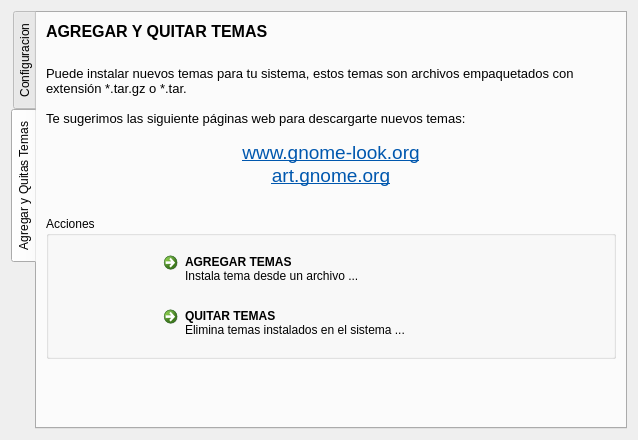
Above: gui.ui from KDE/kde-gtk-config before the change. Below: the same form after it.
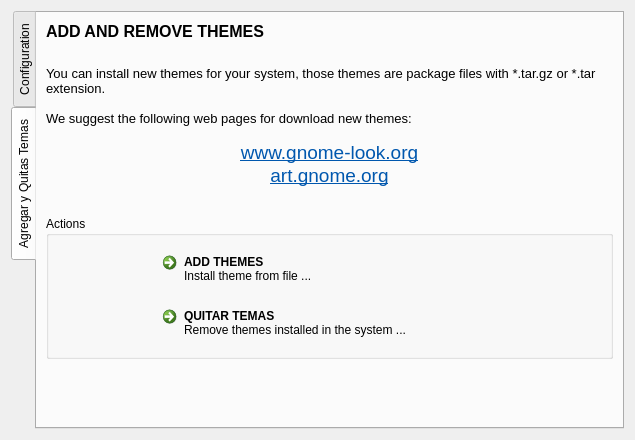
That is the form after the change. The open tabs and pages were chosen to show the change. Icons and pictures are not drawn.

The edit to the form file:
```diff
--- a/gui.ui
+++ b/gui.ui
@@ -27,7 +27,7 @@
      </property>
      <widget class="QWidget" name="tab">
       <attribute name="title">
-       <string>Configuracion</string>
+       <string>Configuration</string>
       </attribute>
       <layout class="QVBoxLayout" name="verticalLayout_6">
        <item>
@@ -60,7 +60,7 @@
              <item row="6" column="0">
               <widget class="QLabel" name="label_10">
                <property name="text">
-                <string>Selecciona un Tema de Iconos</string>
+                <string>Select Icons Theme</string>
                </property>
                <property name="alignment">
                 <set>Qt::AlignLeading|Qt::AlignLeft|Qt::AlignVCenter</set>
@@ -70,7 +70,7 @@
              <item row="7" column="0">
               <widget class="QLabel" name="label_2">
                <property name="text">
-                <string>Selecciona un tema de iconos fallback</string>
+                <string>Select Fallback Icons theme</string>
                </property>
                <property name="alignment">
                 <set>Qt::AlignLeading|Qt::AlignLeft|Qt::AlignVCenter</set>
@@ -322,7 +322,7 @@
              <item row="2" column="0">
               <widget class="QLabel" name="label_9">
                <property name="text">
-                <string>Selecciona un Tema</string>
+                <string>Select a Theme</string>
                </property>
                <property name="alignment">
                 <set>Qt::AlignLeading|Qt::AlignLeft|Qt::AlignVCenter</set>
@@ -339,7 +339,7 @@
 &lt;html&gt;&lt;head&gt;&lt;meta name=&quot;qrichtext&quot; content=&quot;1&quot; /&gt;&lt;style type=&quot;text/css&quot;&gt;
 p, li { white-space: pre-wrap; }
 &lt;/style&gt;&lt;/head&gt;&lt;body style=&quot; font-family:'Sans Serif'; font-size:9pt; font-weight:400; font-style:normal;&quot;&gt;
-&lt;p style=&quot; margin-top:0px; margin-bottom:0px; margin-left:0px; margin-right:0px; -qt-block-indent:0; text-indent:0px;&quot;&gt;&lt;span style=&quot; font-size:10pt; font-weight:600;&quot;&gt;Tema GTK&lt;/span&gt;&lt;/p&gt;&lt;/body&gt;&lt;/html&gt;</string>
+&lt;p style=&quot; margin-top:0px; margin-bottom:0px; margin-left:0px; margin-right:0px; -qt-block-indent:0; text-indent:0px;&quot;&gt;&lt;span style=&quot; font-size:10pt; font-weight:600;&quot;&gt;GTK Theme&lt;/span&gt;&lt;/p&gt;&lt;/body&gt;&lt;/html&gt;</string>
                </property>
               </widget>
              </item>
@@ -350,7 +350,7 @@
 &lt;html&gt;&lt;head&gt;&lt;meta name=&quot;qrichtext&quot; content=&quot;1&quot; /&gt;&lt;style type=&quot;text/css&quot;&gt;
 p, li { white-space: pre-wrap; }
 &lt;/style&gt;&lt;/head&gt;&lt;body style=&quot; font-family:'Sans Serif'; font-size:9pt; font-weight:400; font-style:normal;&quot;&gt;
-&lt;p style=&quot; margin-top:0px; margin-bottom:0px; margin-left:0px; margin-right:0px; -qt-block-indent:0; text-indent:0px;&quot;&gt;&lt;span style=&quot; font-size:10pt; font-weight:600;&quot;&gt;Temas de Iconos&lt;/span&gt;&lt;/p&gt;&lt;/body&gt;&lt;/html&gt;</string>
+&lt;p style=&quot; margin-top:0px; margin-bottom:0px; margin-left:0px; margin-right:0px; -qt-block-indent:0; text-indent:0px;&quot;&gt;&lt;span style=&quot; font-size:10pt; font-weight:600;&quot;&gt;Icons Theme&lt;/span&gt;&lt;/p&gt;&lt;/body&gt;&lt;/html&gt;</string>
                </property>
               </widget>
              </item>
@@ -405,7 +405,7 @@
              <item row="0" column="0">
               <widget class="QLabel" name="label_5">
                <property name="text">
-                <string>Selecciona el tipo de letra</string>
+                <string>Select Font Family</string>
                </property>
                <property name="scaledContents">
                 <bool>false</bool>
@@ -532,7 +532,7 @@
 &lt;html&gt;&lt;head&gt;&lt;meta name=&quot;qrichtext&quot; content=&quot;1&quot; /&gt;&lt;style type=&quot;text/css&quot;&gt;
 p, li { white-space: pre-wrap; }
 &lt;/style&gt;&lt;/head&gt;&lt;body style=&quot; font-family:'Sans Serif'; font-size:9pt; font-weight:400; font-style:normal;&quot;&gt;
-&lt;p style=&quot; margin-top:0px; margin-bottom:0px; margin-left:0px; margin-right:0px; -qt-block-indent:0; text-indent:0px;&quot;&gt;&lt;span style=&quot; font-size:12pt; font-weight:600;&quot;&gt;AGREGAR Y QUITAR TEMAS&lt;/span&gt;&lt;/p&gt;
+&lt;p style=&quot; margin-top:0px; margin-bottom:0px; margin-left:0px; margin-right:0px; -qt-block-indent:0; text-indent:0px;&quot;&gt;&lt;span style=&quot; font-size:12pt; font-weight:600;&quot;&gt;ADD AND REMOVE THEMES&lt;/span&gt;&lt;/p&gt;
 &lt;p style=&quot;-qt-paragraph-type:empty; margin-top:0px; margin-bottom:0px; margin-left:0px; margin-right:0px; -qt-block-indent:0; text-indent:0px; font-size:12pt; font-weight:600;&quot;&gt;&lt;/p&gt;&lt;/body&gt;&lt;/html&gt;</string>
          </property>
         </widget>
@@ -544,9 +544,9 @@
 &lt;html&gt;&lt;head&gt;&lt;meta name=&quot;qrichtext&quot; content=&quot;1&quot; /&gt;&lt;style type=&quot;text/css&quot;&gt;
 p, li { white-space: pre-wrap; }
 &lt;/style&gt;&lt;/head&gt;&lt;body style=&quot; font-family:'Sans Serif'; font-size:9pt; font-weight:400; font-style:normal;&quot;&gt;
-&lt;p style=&quot; margin-top:0px; margin-bottom:0px; margin-left:0px; margin-right:0px; -qt-block-indent:0; text-indent:0px;&quot;&gt;&lt;span style=&quot; font-size:10pt;&quot;&gt;Puede instalar nuevos temas para tu sistema, estos temas son archivos empaquetados con extensión *.tar.gz o *.tar.&lt;/span&gt;&lt;/p&gt;
+&lt;p style=&quot; margin-top:0px; margin-bottom:0px; margin-left:0px; margin-right:0px; -qt-block-indent:0; text-indent:0px;&quot;&gt;&lt;span style=&quot; font-size:10pt;&quot;&gt;You can install new themes for your system, those themes are package files with *.tar.gz or *.tar extension.&lt;/span&gt;&lt;/p&gt;
 &lt;p style=&quot;-qt-paragraph-type:empty; margin-top:0px; margin-bottom:0px; margin-left:0px; margin-right:0px; -qt-block-indent:0; text-indent:0px; font-size:10pt;&quot;&gt;&lt;/p&gt;
-&lt;p style=&quot; margin-top:0px; margin-bottom:0px; margin-left:0px; margin-right:0px; -qt-block-indent:0; text-indent:0px;&quot;&gt;&lt;span style=&quot; font-size:10pt;&quot;&gt;Te sugerimos las siguiente páginas web para descargarte nuevos temas:&lt;/span&gt;&lt;/p&gt;
+&lt;p style=&quot; margin-top:0px; margin-bottom:0px; margin-left:0px; margin-right:0px; -qt-block-indent:0; text-indent:0px;&quot;&gt;&lt;span style=&quot; font-size:10pt;&quot;&gt;We suggest the following web pages for download new themes:&lt;/span&gt;&lt;/p&gt;
 &lt;p style=&quot;-qt-paragraph-type:empty; margin-top:0px; margin-bottom:0px; margin-left:0px; margin-right:0px; -qt-block-indent:0; text-indent:0px; font-size:10pt; text-decoration: underline; color:#0057ae;&quot;&gt;&lt;/p&gt;
 &lt;p align=&quot;center&quot; style=&quot; margin-top:0px; margin-bottom:0px; margin-left:0px; margin-right:0px; -qt-block-indent:0; text-indent:0px;&quot;&gt;&lt;a href=&quot;http://www.gnome-look.org&quot;&gt;&lt;span style=&quot; font-size:14pt; text-decoration: underline; color:#0057ae;&quot;&gt;www.gnome-look.org&lt;/span&gt;&lt;/a&gt;&lt;/p&gt;
 &lt;p align=&quot;center&quot; style=&quot; margin-top:0px; margin-bottom:0px; margin-left:0px; margin-right:0px; -qt-block-indent:0; text-indent:0px;&quot;&gt;&lt;a href=&quot;http://art.gnome.org&quot;&gt;&lt;span style=&quot; font-size:14pt; text-decoration: underline; color:#0057ae;&quot;&gt;art.gnome.org&lt;/span&gt;&lt;/a&gt;&lt;/p&gt;
@@ -569,7 +569,7 @@
           </sizepolicy>
          </property>
          <property name="title">
-          <string>Acciones</string>
+          <string>Actions</string>
          </property>
          <layout class="QGridLayout" name="gridLayout_2">
           <item row="0" column="1">
@@ -581,10 +581,10 @@
              </size>
             </property>
             <property name="text">
-             <string>AGREGAR TEMAS</string>
+             <string>ADD THEMES</string>
             </property>
             <property name="description">
-             <string>Instala tema desde un archivo ...</string>
+             <string>Install theme from file ...</string>
             </property>
            </widget>
           </item>
@@ -600,7 +600,7 @@
              <string>QUITAR TEMAS</string>
             </property>
             <property name="description">
-             <string>Elimina temas instalados en el sistema ...</string>
+             <string>Remove themes installed in the system ...</string>
             </property>
            </widget>
           </item>
```
